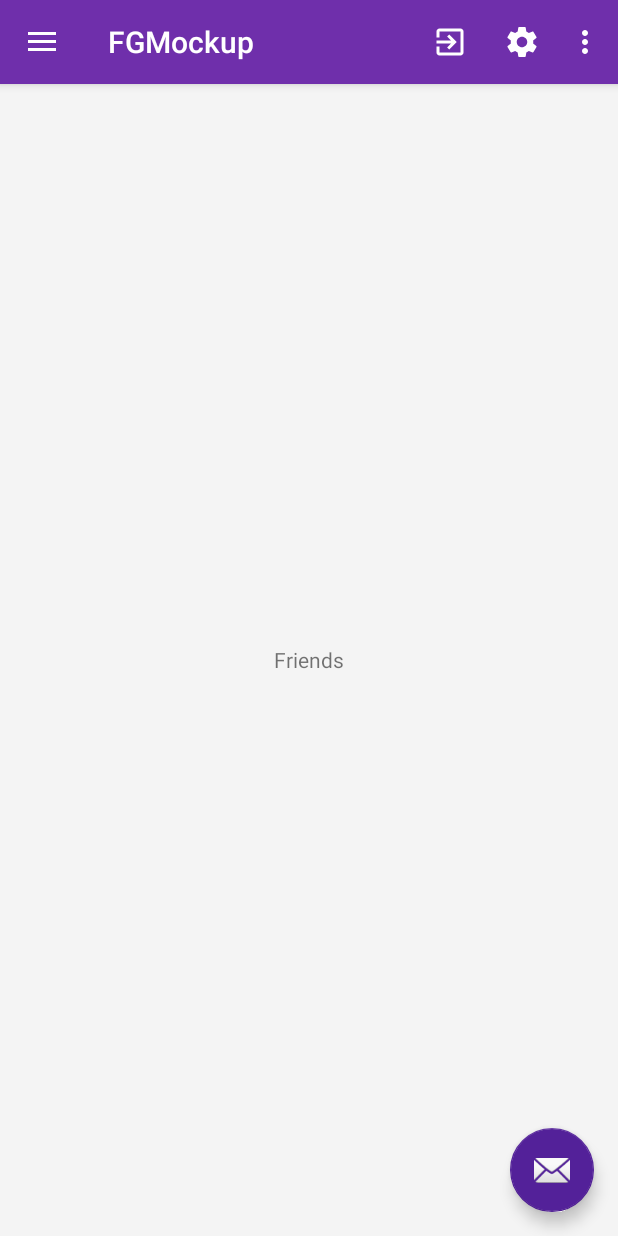
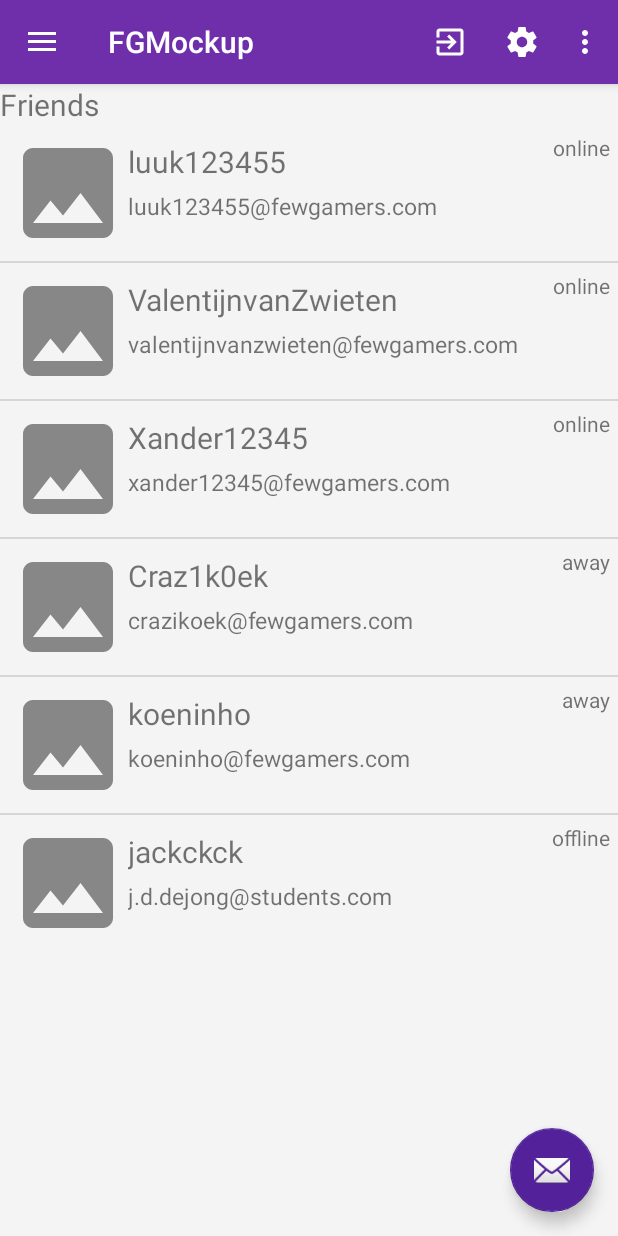
Before and after one commit to jackckck/FGMockupApp, an Android app: the fragment FragServerBrowser placed in its activity, in the side drawer, after a tap on "Friends", on a phone screen of 412 x 824 dp. Run offline under Robolectric (Android 15) with nearby library versions, the phone set to English and light mode, and no system bars; our stand-ins replace Volley.

Commit message:
18 december

```diff
--- a/app/src/main/AndroidManifest.xml
+++ b/app/src/main/AndroidManifest.xml
@@ -14,15 +14,15 @@
         <activity
             android:name=".MainActivity"
             android:label="@string/app_name"
-            android:theme="@style/AppTheme.NoActionBar">
-        </activity>
+            android:theme="@style/AppTheme.NoActionBar"></activity>
         <activity android:name=".LoginActivity">
             <intent-filter>
                 <action android:name="android.intent.action.MAIN" />
+
                 <category android:name="android.intent.category.LAUNCHER" />
             </intent-filter>
-
         </activity>
+        <activity android:name=".ChatActivity"></activity>
     </application>
 
 </manifest>
--- /dev/null
+++ b/app/src/main/java/com/fewgamers/fgmockup/ChatActivity.java
@@ -0,0 +1,60 @@
+package com.fewgamers.fgmockup;
+
+import android.app.ListActivity;
+import android.support.v7.app.AppCompatActivity;
+import android.os.Bundle;
+import android.util.Log;
+import android.widget.Toast;
+
+import org.json.JSONArray;
+import org.json.JSONException;
+
+import java.util.ArrayList;
+import java.util.Date;
+
+public class ChatActivity extends ListActivity {
+
+    ArrayList<ChatObject> chatList;
+    ChatAdapter chatAdapter;
+
+    @Override
+    protected void onCreate(Bundle savedInstanceState) {
+        super.onCreate(savedInstanceState);
+        setContentView(R.layout.activity_chat);
+
+        String jsonString = "[{\"message\":\"hello_world\",\"fromMe\":\"true\"},\n" +
+                "{\"message\":\"hello_world\",\"fromMe\":\"true\"},\n" +
+                "{\"message\":\"hello_world\",\"fromMe\":\"false\"},\n" +
+                "{\"message\":\"hello_world\",\"fromMe\":\"true\"}]";
+
+        chatList = makeChatList(jsonString);
+
+        chatAdapter = new ChatAdapter(this, chatList);
+        setListAdapter(chatAdapter);
+    }
+
+    private ArrayList<ChatObject> makeChatList(String jsonString) {
+        JSONArray jsonArray = null;
+        try {
+            jsonArray = new JSONArray(jsonString);
+        } catch (JSONException exception) {
+            Log.e("Chat list not found", "Something went wrong when loading chat data");
+        }
+
+        ArrayList<ChatObject> res = new ArrayList<>();
+
+        for (int i = 0; i < jsonArray.length(); i++) {
+            try {
+                ChatObject chatObject = new ChatObject();
+                chatObject.defineChatObject(jsonArray.getJSONObject(i));
+
+                res.add(chatObject);
+            }
+            catch (JSONException exception){
+                Log.e("Chat object missing", "Chat object data incomplete");
+            }
+        }
+
+        return res;
+    }
+}
--- /dev/null
+++ b/app/src/main/java/com/fewgamers/fgmockup/ChatAdapter.java
@@ -0,0 +1,50 @@
+package com.fewgamers.fgmockup;
+
+import android.app.Activity;
+import android.content.Context;
+import android.view.LayoutInflater;
+import android.view.View;
+import android.view.ViewGroup;
+import android.widget.ArrayAdapter;
+import android.widget.TextView;
+import android.widget.Toast;
+
+import java.util.ArrayList;
+
+/**
+ * Created by Administrator on 12/16/2017.
+ */
+
+public class ChatAdapter extends ArrayAdapter<ChatObject> {
+    Context context;
+    private  ArrayList<ChatObject> chatList;
+
+    public ChatAdapter(Context context, ArrayList<ChatObject> chatList) {
+        super(context, R.layout.chat_list_item, chatList);
+
+        this.context = context;
+        this.chatList = chatList;
+    }
+
+    @Override
+    public View getView(int position, View convertView, ViewGroup parent) {
+
+        LayoutInflater inflater = (LayoutInflater) context.getSystemService(Context.LAYOUT_INFLATER_SERVICE);
+
+        View resView = inflater.inflate(R.layout.chat_list_item, parent, false);
+
+        TextView message, timeOfDay;
+
+        if (chatList.get(position).isMessageFromMe() == "true") {
+            message = (TextView) resView.findViewById(R.id.usMessage);
+            timeOfDay = (TextView) resView.findViewById(R.id.themTime);
+        } else {
+            message = (TextView) resView.findViewById(R.id.themMessage);
+            timeOfDay = (TextView) resView.findViewById(R.id.themTime);
+        }
+        message.setText(chatList.get(position).isMessageFromMe());
+
+        return resView;
+    }
+
+}
--- /dev/null
+++ b/app/src/main/java/com/fewgamers/fgmockup/ChatObject.java
@@ -0,0 +1,56 @@
+package com.fewgamers.fgmockup;
+
+import android.util.Log;
+
+import org.json.JSONException;
+import org.json.JSONObject;
+
+import java.text.ParseException;
+import java.text.SimpleDateFormat;
+import java.util.Date;
+
+/**
+ * Created by Administrator on 12/16/2017.
+ */
+
+public class ChatObject {
+    private Date date;
+    private String message, user, dateString, timeOfDayString;
+    private String messageComesFomMe;
+
+    public void defineChatObject(JSONObject jsonObject) {
+        SimpleDateFormat sdf = new SimpleDateFormat("yyyy-MM-dd HH:mm");
+
+        try {
+            this.message = jsonObject.getString("message");
+            this.user = jsonObject.getString("user");
+            this.messageComesFomMe = jsonObject.getString("fromMe");
+        } catch (JSONException exception) {
+            Log.e("Corrupt chat object", "Some chat data missing");
+        }
+    }
+
+    public Date getDate() {
+        return date;
+    }
+
+    public String getMessage() {
+        return message;
+    }
+
+    public String getUser() {
+        return user;
+    }
+
+    public String getDateString() {
+        return dateString;
+    }
+
+    public String getTimeOfDayString() {
+        return timeOfDayString;
+    }
+
+    public String isMessageFromMe() {
+        return messageComesFomMe;
+    }
+}
--- a/app/src/main/java/com/fewgamers/fgmockup/FragFriends.java
+++ b/app/src/main/java/com/fewgamers/fgmockup/FragFriends.java
@@ -1,17 +1,30 @@
 package com.fewgamers.fgmockup;
 
 import android.app.Fragment;
+import android.app.ListFragment;
+import android.content.Intent;
 import android.os.Bundle;
 import android.support.annotation.Nullable;
+import android.util.Log;
 import android.view.LayoutInflater;
 import android.view.View;
 import android.view.ViewGroup;
+import android.widget.ListView;
+import android.widget.Toast;
+
+import org.json.JSONArray;
+import org.json.JSONException;
+
+import java.util.ArrayList;
 
 /**
  * Created by Administrator on 12/6/2017.
  */
 
-public class FragFriends extends FragBase {
+public class FragFriends extends ListFragment {
+    ArrayList<FriendObject> friendList;
+
+    FriendListAdapter friendAdapter;
 
     @Nullable
     @Override
@@ -21,7 +34,50 @@ public class FragFriends extends FragBase {
 
     @Override
     public void onViewCreated(View view, @Nullable Bundle savedInstanceState) {
-        changeBackGroundColor(getRelativeLayout("friends"), nightModeCheck());
+        String jsonString = "[{\"name\":\"luuk123455\",\"email\":\"luuk123455@fewgamers.com\",\"status\":\"online\"},\n" +
+                "{\"name\":\"ValentijnvanZwieten\",\"email\":\"valentijnvanzwieten@fewgamers.com\",\"status\":\"online\"},\n" +
+                "{\"name\":\"Xander12345\",\"email\":\"xander12345@fewgamers.com\",\"status\":\"online\"},\n" +
+                "{\"name\":\"Craz1k0ek\",\"email\":\"crazikoek@fewgamers.com\",\"status\":\"away\"},\n" +
+                "{\"name\":\"koeninho\",\"email\":\"koeninho@fewgamers.com\",\"status\":\"away\"},\n" +
+                "{\"name\":\"jackckck\",\"email\":\"j.d.dejong@students.com\",\"status\":\"offline\"}]";
+
+        friendList = makeFriendList(jsonString);
+
+        friendAdapter = new FriendListAdapter(getActivity(), friendList);
+        setListAdapter(friendAdapter);
+
         super.onViewCreated(view, savedInstanceState);
     }
+
+    @Override
+    public void onListItemClick(ListView l, View v, int position, long id) {
+        super.onListItemClick(l, v, position, id);
+        Intent moveToChatIntent = new Intent(getActivity(), ChatActivity.class);
+        startActivity(moveToChatIntent);
+    }
+
+    private ArrayList<FriendObject> makeFriendList(String jsonString) {
+        JSONArray jsonArray = null;
+        try {
+            jsonArray = new JSONArray(jsonString);
+        } catch (JSONException exception) {
+            Log.e("Friend list not found", "Something went wrong when loading friend data");
+        }
+
+        ArrayList<FriendObject> res = new ArrayList<>();
+
+        for (int i = 0; i < jsonArray.length(); i++) {
+            try {
+                FriendObject friendObject = new FriendObject();
+                friendObject.defineFriend(jsonArray.getJSONObject(i));
+
+                res.add(friendObject);
+            }
+            catch (JSONException exception) {
+                Log.e("Friend object missing", "Friend object data incomplete");
+            }
+        }
+
+        return res;
+    }
 }
--- a/app/src/main/java/com/fewgamers/fgmockup/FragServerBrowser.java
+++ b/app/src/main/java/com/fewgamers/fgmockup/FragServerBrowser.java
@@ -56,8 +56,6 @@ public class FragServerBrowser extends ListFragment {
     Boolean sortingDirectionIsDown = true;
     Boolean isSortedAlphabetically = true;
 
-    Drawable upArrow, downArrow;
-
     @Nullable
     @Override
     public View onCreateView(LayoutInflater inflater, @Nullable ViewGroup container, Bundle savedInstanceState) {
@@ -78,9 +76,9 @@ public class FragServerBrowser extends ListFragment {
 
         Map<String, ArrayList<ServerObject>> m = makeServerList(jsonString);
 
-        serverListAlphabetical = makeServerList(jsonString).get("Alphabetical");
-        serverListByPlayers = makeServerList(jsonString).get("Alphabetical");
-        serverList = makeServerList(jsonString).get("Alphabetical");
+        serverListAlphabetical = m.get("Alphabetical");
+        serverListByPlayers = m.get("Numerical");
+        serverList = new ArrayList<ServerObject>(m.get("Alphabetical"));
 
         serverAdapter = new ServerListAdapter(getActivity(), serverList);
         setListAdapter(serverAdapter);
@@ -137,14 +135,14 @@ public class FragServerBrowser extends ListFragment {
     private void searchFilter(String search) {
         ArrayList<ServerObject> referenceList;
         if (isSortedAlphabetically) {
-            referenceList = serverListAlphabetical;
+            referenceList = new ArrayList<ServerObject>(serverListAlphabetical);
         } else {
-            referenceList = serverListByPlayers;
+            referenceList = new ArrayList<ServerObject>(serverListByPlayers);
         }
 
         serverList.clear();
 
-        for (ServerObject so : serverListAlphabetical) {
+        for (ServerObject so : referenceList) {
             if (so.getServerName().toLowerCase().contains(search)) {
                 serverList.add(so);
             }
@@ -168,14 +166,18 @@ public class FragServerBrowser extends ListFragment {
                         setNumerical();
                     }
                 });
+        AlertDialog alertDialog = sortingBuilder.create();
+        alertDialog.show();
     }
 
     private void setAlphabetical() {
         isSortedAlphabetically = true;
+        searchFilter(searchBar.getText().toString().toLowerCase());
     }
 
     private void setNumerical() {
         isSortedAlphabetically = false;
+        searchFilter(searchBar.getText().toString().toLowerCase());
     }
 
     private void makeStringRequest(RequestQueue queue, String url) {
@@ -197,18 +199,18 @@ public class FragServerBrowser extends ListFragment {
         queue.add(stringRequest);
     }
 
-    private Map<String, ArrayList<ServerObject>> makeServerList(String s) {
+    private Map<String, ArrayList<ServerObject>> makeServerList(String jsonString) {
         JSONArray jsonArray = null;
         try {
-            jsonArray = new JSONArray(s);
+            jsonArray = new JSONArray(jsonString);
         } catch (JSONException exception) {
-            Log.e("Server list not found", "Something when loading server data");
+            Log.e("Server list not found", "Something went wrong when loading server data");
         }
 
         ArrayList<ServerObject> resAlphabetical = new ArrayList<>();
         ArrayList<ServerObject> resNumerical = new ArrayList<>();
 
-        Integer succesCounter = 0;
+        Integer successCounter = 0;
 
         for (int i = 0; i < jsonArray.length(); i++) {
             try {
@@ -217,22 +219,14 @@ public class FragServerBrowser extends ListFragment {
 
                 resAlphabetical.add(serverObject);
 
-                if (succesCounter > 0) {
-                    Integer soLivePlayer = serverObject.getLivePlayer();
-                    int j = succesCounter - 1;
-                    while (j > 0 && resNumerical.get(j).getLivePlayer() > soLivePlayer) {
-                        j--;
-                    }
-                    if (j == 0 && resNumerical.get(0).getLivePlayer() < soLivePlayer) {
-                        resNumerical.add(0, serverObject);
-                    } else {
-                        resNumerical.add(j + 1, serverObject);
-                    }
-                } else {
-                    resNumerical.add(serverObject);
+                Integer j = successCounter - 1;
+
+                while (j > -1 && resNumerical.get(j).getLivePlayer() < serverObject.getLivePlayer()) {
+                    j--;
                 }
+                resNumerical.add(j + 1, serverObject);
 
-                succesCounter++;
+                successCounter++;
             } catch (JSONException exception) {
                 Log.e("Server object missing", "Server object data incomplete");
             }
--- /dev/null
+++ b/app/src/main/java/com/fewgamers/fgmockup/FriendListAdapter.java
@@ -0,0 +1,47 @@
+package com.fewgamers.fgmockup;
+
+import android.app.Activity;
+import android.content.Context;
+import android.view.LayoutInflater;
+import android.view.View;
+import android.view.ViewGroup;
+import android.widget.ArrayAdapter;
+import android.widget.TextView;
+
+import java.util.ArrayList;
+
+/**
+ * Created by Administrator on 12/16/2017.
+ */
+
+public class FriendListAdapter extends ArrayAdapter<FriendObject> {
+    private final Activity context;
+    private final ArrayList<FriendObject> friendList;
+
+    public FriendListAdapter(Activity context, ArrayList<FriendObject> friendList) {
+        super(context, R.layout.friends_list_item, friendList);
+
+        this.context = context;
+        this.friendList = friendList;
+    }
+
+    @Override
+    public View getView(int position, View convertView, ViewGroup parent) {
+
+        LayoutInflater inflater = (LayoutInflater) context.getSystemService(Context.LAYOUT_INFLATER_SERVICE);
+
+        View resView = inflater.inflate(R.layout.friends_list_item, parent, false);
+
+        TextView friendName, friendEMail, friendStatus;
+        friendName = (TextView) resView.findViewById(R.id.friendName);
+        friendEMail = (TextView) resView.findViewById(R.id.friendEMail);
+        friendStatus = (TextView) resView.findViewById(R.id.friendStatus);
+
+        friendName.setText(friendList.get(position).getFriendName());
+        friendEMail.setText(friendList.get(position).getFriendEMail());
+        friendStatus.setText(friendList.get(position).getFriendStatus());
+
+        return resView;
+    }
+
+}
--- /dev/null
+++ b/app/src/main/java/com/fewgamers/fgmockup/FriendObject.java
@@ -0,0 +1,34 @@
+package com.fewgamers.fgmockup;
+
+import android.util.Log;
+
+import org.json.JSONException;
+import org.json.JSONObject;
+
+/**
+ * Created by Administrator on 12/14/2017.
+ */
+
+public class FriendObject {
+    private String friendName, friendEMail, friendStatus;
+
+    public void defineFriend(JSONObject jsonObject) {
+        try {
+            this.friendName = jsonObject.getString("name");
+            this.friendEMail = jsonObject.getString("email");
+            this.friendStatus = jsonObject.getString("status");
+        } catch (JSONException j) {
+            Log.e("Corrupt friend", "Friend data incomplete");
+        }
+    }
+
+    public String getFriendName() {
+        return friendName;
+    }
+    public String getFriendEMail() {
+        return friendEMail;
+    }
+    public String getFriendStatus() {
+        return friendStatus;
+    }
+}
--- a/app/src/main/java/com/fewgamers/fgmockup/ServerObject.java
+++ b/app/src/main/java/com/fewgamers/fgmockup/ServerObject.java
@@ -10,12 +10,8 @@ import org.json.JSONObject;
  */
 
 public class ServerObject {
-    String game;
-    String serverName;
-    String playerCount;
-    String ip;
-    Integer livePlayer;
-    Integer maxPlayer;
+    private String game, serverName, playerCount, ip;
+    private Integer livePlayer, maxPlayer;
 
     public void defineServer(JSONObject jsonObject) {
         try {
--- a/app/src/main/res/layout/fragfriends.xml
+++ b/app/src/main/res/layout/fragfriends.xml
@@ -1,15 +1,21 @@
 <?xml version="1.0" encoding="utf-8"?>
 <RelativeLayout xmlns:android="http://schemas.android.com/apk/res/android"
+    android:id="@+id/backgroundFriends"
     android:layout_width="match_parent"
-    android:layout_height="match_parent"
 
-    android:id="@+id/backgroundFriends">
+    android:layout_height="match_parent">
 
     <TextView
         android:id="@+id/textViewFriends"
         android:layout_width="wrap_content"
         android:layout_height="wrap_content"
-        android:layout_centerHorizontal="true"
-        android:layout_centerVertical="true"
-        android:text="Friends" />
+        android:text="Friends"
+        android:textSize="20sp"/>
+
+    <ListView
+        android:layout_below="@id/textViewFriends"
+        android:id="@android:id/list"
+        android:layout_width="wrap_content"
+        android:layout_height="wrap_content"></ListView>
+
 </RelativeLayout>
--- a/app/src/main/res/layout/fragserverbrowser.xml
+++ b/app/src/main/res/layout/fragserverbrowser.xml
@@ -1,4 +1,5 @@
 <?xml version="1.0" encoding="utf-8"?>
+
 <RelativeLayout xmlns:android="http://schemas.android.com/apk/res/android"
     android:id="@+id/backgroundServerBrowser"
     android:layout_width="match_parent"
@@ -12,7 +13,8 @@
         android:layout_height="wrap_content"
         android:layout_centerHorizontal="true"
         android:layout_centerVertical="true"
-        android:text="Loading data ..." />
+        android:text="Loading data ..."
+        android:visibility="invisible"/>
 
     <EditText
         android:id="@+id/serverSearchBar"
--- a/app/src/main/res/layout/friends_list_item.xml
+++ b/app/src/main/res/layout/friends_list_item.xml
@@ -9,7 +9,7 @@
     android:paddingTop="@dimen/fivedp">
 
     <ImageView
-        android:id="@+id/serverIcon"
+        android:id="@+id/friendProfilePic"
         android:layout_width="80dp"
         android:layout_height="80dp"
         android:layout_alignParentStart="true"
@@ -22,7 +22,7 @@
         android:layout_height="wrap_content"
         android:layout_alignTop="@id/serverIcon"
         android:layout_marginTop="@dimen/fivedp"
-        android:layout_toEndOf="@id/serverIcon"
+        android:layout_toEndOf="@id/friendProfilePic"
         android:text="Friend name"
         android:textSize="@dimen/friend_font_size" />
 
@@ -32,11 +32,12 @@
         android:layout_height="wrap_content"
         android:layout_below="@id/friendName"
         android:layout_marginTop="@dimen/fivedp"
-        android:layout_toEndOf="@id/serverIcon"
+        android:layout_toEndOf="@id/friendProfilePic"
         android:text="j.d.dejong@students.uu.nl"
         android:textSize="@dimen/server_font_size" />
 
     <TextView
+        android:id="@+id/friendStatus"
         android:layout_width="wrap_content"
         android:layout_height="wrap_content"
         android:layout_alignParentEnd="true"
--- a/app/src/main/res/values/dimens.xml
+++ b/app/src/main/res/values/dimens.xml
@@ -12,8 +12,10 @@
     <dimen name="settings_horizontal_spacing">100dp</dimen>
 
     <dimen name="fivedp">5dp</dimen>
+    <dimen name="fifteendp">15dp</dimen>
 
     <dimen name="settings_font_size">20sp</dimen>
     <dimen name="server_font_size">15sp</dimen>
     <dimen name="friend_font_size">20sp</dimen>
+    <dimen name="chat_font_size">18sp</dimen>
 </resources>
```
Also changed, not shown: app/src/main/java/com/fewgamers/fgmockup/LoginActivity.java (+138 -6 lines), app/src/main/res/layout/activity_chat.xml (added, +20 -0 lines), app/src/main/res/layout/chat_list_item.xml (added, +40 -0 lines), app/src/main/res/layout/fragblocked.xml (+4 -4 lines).
